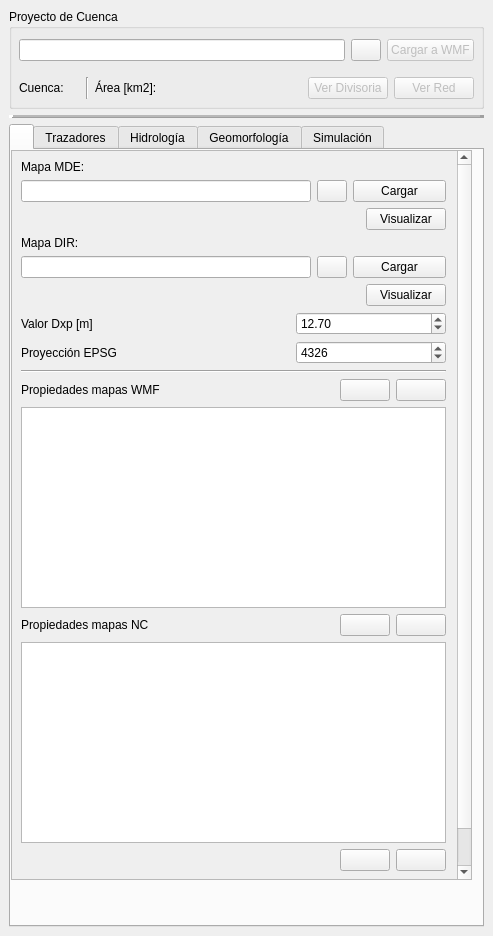
This is qgisplugin/HydroSEDPlugin_dockwidget_base.ui in nicolas998/WMF as Qt 5 draws it before an edit. The edited form follows.
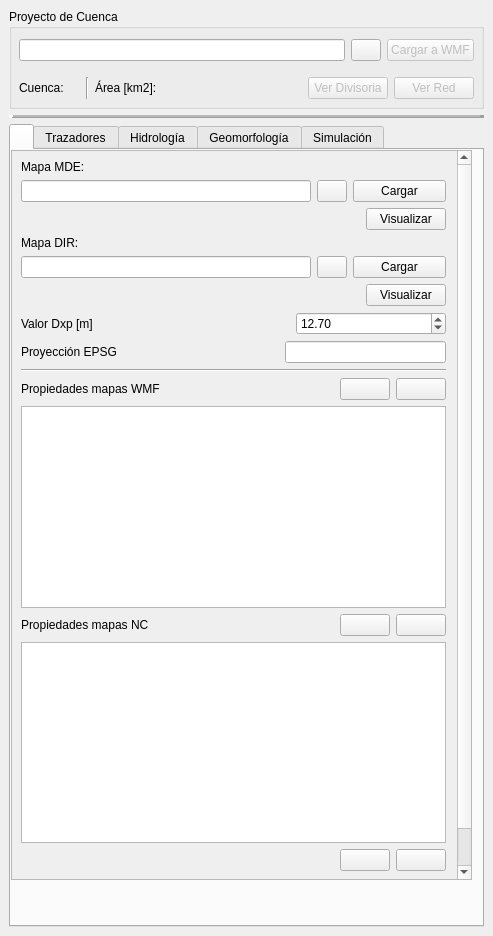
This is the edited form. The open tabs and pages were chosen to show the change. Icons and pictures are not drawn. Custom widgets are drawn as their Qt base class.

Commit message: cambios: ahora carga el EPSG code y este se hace parte del proyecto actual, tambien carga el dx plano y se corrige error por el cual no se estaba tomando el dxplano del spinbox

Patch:
```diff
--- a/qgisplugin/HydroSEDPlugin_dockwidget_base.ui
+++ b/qgisplugin/HydroSEDPlugin_dockwidget_base.ui
@@ -625,27 +625,28 @@
                    </widget>
                   </item>
                   <item>
-                   <widget class="QDoubleSpinBox" name="spinBox_dxPlano_2">
-                    <property name="minimumSize">
+                   <spacer name="horizontalSpacer_22">
+                    <property name="orientation">
+                     <enum>Qt::Horizontal</enum>
+                    </property>
+                    <property name="sizeHint" stdset="0">
                      <size>
-                      <width>100</width>
-                      <height>0</height>
+                      <width>40</width>
+                      <height>20</height>
                      </size>
                     </property>
+                   </spacer>
+                  </item>
+                  <item>
+                   <widget class="QLineEdit" name="LineEditEPSG">
                     <property name="maximumSize">
                      <size>
-                      <width>150</width>
+                      <width>290</width>
                       <height>16777215</height>
                      </size>
                     </property>
-                    <property name="decimals">
-                     <number>0</number>
-                    </property>
-                    <property name="maximum">
-                     <double>10002.000000000000000</double>
-                    </property>
-                    <property name="value">
-                     <double>4326.000000000000000</double>
+                    <property name="readOnly">
+                     <bool>true</bool>
                     </property>
                    </widget>
                   </item>
```
Left out of the diff: 4 changed lines with no effect on the pictures. The commit also changes 4 other files.
